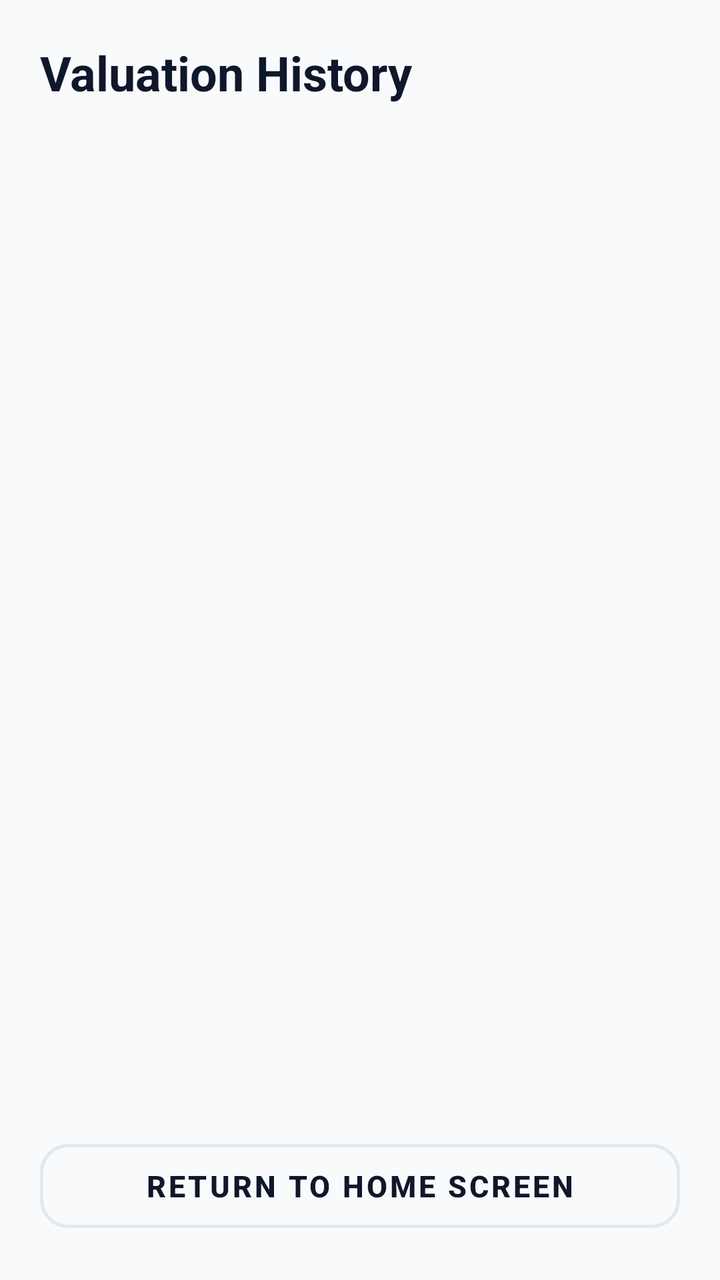
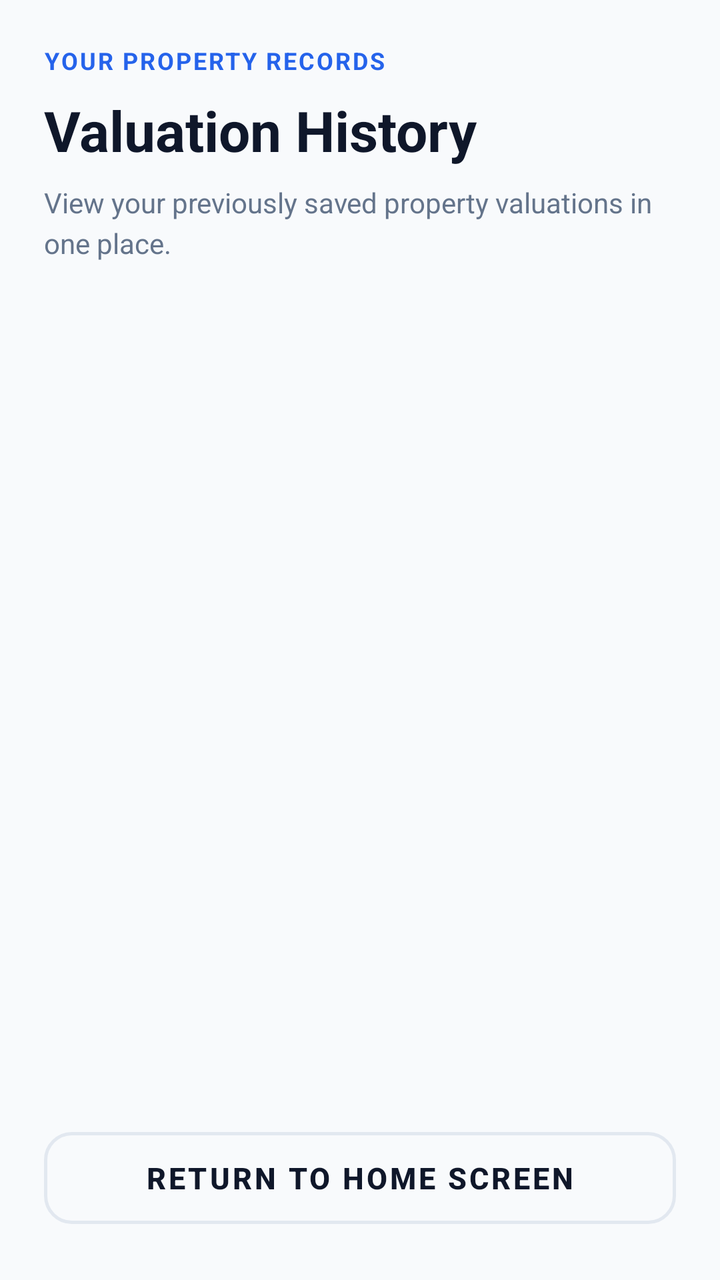

Two renders of the same Android screen: before a commit and after it. Below are the layout's source before the change and the commit's diff.
<!-- AndroidManifest.xml: application theme Theme.Pricely -->
<!-- res/layout/activity_valuation_history.xml -->
<?xml version="1.0" encoding="utf-8"?>
<LinearLayout xmlns:android="http://schemas.android.com/apk/res/android"
    xmlns:app="http://schemas.android.com/apk/res-auto"
    android:layout_width="match_parent"
    android:layout_height="match_parent"
    android:background="@color/bg_light"
    android:orientation="vertical"
    android:padding="20dp">

    <TextView
        android:layout_width="wrap_content"
        android:layout_height="wrap_content"
        android:text="@string/title_valuation_history"
        android:textColor="@color/text_primary"
        android:textSize="24sp"
        android:textStyle="bold"
        android:layout_marginBottom="16dp" />

    
    <LinearLayout
        android:id="@+id/layoutEmptyState"
        android:layout_width="match_parent"
        android:layout_height="0dp"
        android:layout_weight="1"
        android:gravity="center"
        android:orientation="vertical"
        android:padding="16dp"
        android:visibility="gone">

        <com.google.android.material.card.MaterialCardView
            android:layout_width="match_parent"
            android:layout_height="wrap_content"
            app:cardCornerRadius="20dp"
            app:cardElevation="2dp"
            app:cardBackgroundColor="@color/card_bg">

            <LinearLayout
                android:layout_width="match_parent"
                android:layout_height="wrap_content"
                android:gravity="center"
                android:orientation="vertical"
                android:padding="32dp">

                <TextView
                    android:layout_width="wrap_content"
                    android:layout_height="wrap_content"
                    android:text="@string/empty_history_title"
                    android:textColor="@color/text_primary"
                    android:textSize="20sp"
                    android:textStyle="bold"
                    android:layout_marginBottom="12dp" />

                <TextView
                    android:layout_width="wrap_content"
                    android:layout_height="wrap_content"
                    android:text="@string/empty_history_subtitle"
                    android:textColor="@color/text_secondary"
                    android:textSize="14sp"
                    android:gravity="center"
                    android:lineSpacingExtra="4dp" />

            </LinearLayout>
        </com.google.android.material.card.MaterialCardView>

    </LinearLayout>

    
    <androidx.recyclerview.widget.RecyclerView
        android:id="@+id/rvHistoryList"
        android:layout_width="match_parent"
        android:layout_height="0dp"
        android:layout_weight="1"
        android:clipToPadding="false"
        android:paddingBottom="12dp"
        android:visibility="visible" />

    <com.google.android.material.button.MaterialButton
        android:id="@+id/btnHistoryBackHome"
        android:layout_width="match_parent"
        android:layout_height="54dp"
        android:text="@string/btn_back_home"
        android:textColor="@color/primary_navy"
        android:textSize="15sp"
        android:textStyle="bold"
        style="@style/Widget.MaterialComponents.Button.OutlinedButton"
        app:strokeColor="@color/border_color"
        app:strokeWidth="1.5dp"
        app:cornerRadius="14dp" />

</LinearLayout>
<!-- resources referenced by this layout -->
<resources>
  <color name="bg_light">#F8FAFC</color>
  <color name="border_color">#E2E8F0</color>
  <color name="card_bg">#FFFFFF</color>
  <color name="primary_navy">#0F172A</color>
  <color name="text_primary">#0F172A</color>
  <color name="text_secondary">#64748B</color>
  <string name="btn_back_home">Return to Home Screen</string>
  <string name="empty_history_subtitle">You haven\'t evaluated any properties yet. Perform a new property prediction to view your valuation logs here.</string>
  <string name="empty_history_title">No predictions yet.</string>
  <string name="title_valuation_history">Valuation History</string>
  <style name="Theme.Pricely" parent="Theme.MaterialComponents.DayNight.NoActionBar">
          <item name="colorPrimary">@color/accent_blue</item>
          <item name="colorPrimaryVariant">@color/primary_navy</item>
          <item name="colorOnPrimary">@color/card_bg</item>
          <item name="android:statusBarColor">@color/primary_navy</item>
      </style>
  <color name="accent_blue">#2563EB</color>
</resources>

<!-- the commit's change to res/layout/activity_valuation_history.xml (unified diff, before → after) -->
@@ -3,18 +3,38 @@
     xmlns:app="http://schemas.android.com/apk/res-auto"
     android:layout_width="match_parent"
     android:layout_height="match_parent"
+    android:orientation="vertical"
     android:background="@color/bg_light"
-    android:orientation="vertical"
-    android:padding="20dp">
+    android:padding="22dp">
 
+    
     <TextView
         android:layout_width="wrap_content"
         android:layout_height="wrap_content"
+        android:text="YOUR PROPERTY RECORDS"
+        android:textColor="@color/accent_blue"
+        android:textSize="12sp"
+        android:textStyle="bold"
+        android:letterSpacing="0.08"
+        android:layout_marginBottom="8dp" />
+
+    <TextView
+        android:layout_width="match_parent"
+        android:layout_height="wrap_content"
         android:text="@string/title_valuation_history"
         android:textColor="@color/text_primary"
-        android:textSize="24sp"
+        android:textSize="28sp"
         android:textStyle="bold"
-        android:layout_marginBottom="16dp" />
+        android:layout_marginBottom="8dp" />
+
+    <TextView
+        android:layout_width="match_parent"
+        android:layout_height="wrap_content"
+        android:text="View your previously saved property valuations in one place."
+        android:textColor="@color/text_secondary"
+        android:textSize="14sp"
+        android:lineSpacingExtra="4dp"
+        android:layout_marginBottom="24dp" />
 
     
     <LinearLayout
@@ -24,44 +44,58 @@
         android:layout_weight="1"
         android:gravity="center"
         android:orientation="vertical"
-        android:padding="16dp"
+        android:padding="4dp"
         android:visibility="gone">
 
         <com.google.android.material.card.MaterialCardView
             android:layout_width="match_parent"
             android:layout_height="wrap_content"
-            app:cardCornerRadius="20dp"
+            app:cardCornerRadius="24dp"
             app:cardElevation="2dp"
-            app:cardBackgroundColor="@color/card_bg">
+            app:cardBackgroundColor="@color/card_bg"
+            app:strokeColor="#E8EDF5"
+            app:strokeWidth="1dp">
 
             <LinearLayout
                 android:layout_width="match_parent"
                 android:layout_height="wrap_content"
+                android:orientation="vertical"
                 android:gravity="center"
-                android:orientation="vertical"
                 android:padding="32dp">
 
+                
                 <TextView
-                    android:layout_width="wrap_content"
+                    android:layout_width="76dp"
+                    android:layout_height="76dp"
+                    android:gravity="center"
+                    android:text="₹"
+                    android:textColor="@color/accent_blue"
+                    android:textSize="40sp"
+                    android:textStyle="bold"
+                    android:background="#EFF6FF"
+                    android:layout_marginBottom="24dp" />
+
+                <TextView
+                    android:layout_width="match_parent"
                     android:layout_height="wrap_content"
                     android:text="@string/empty_history_title"
                     android:textColor="@color/text_primary"
                     android:textSize="20sp"
                     android:textStyle="bold"
+                    android:gravity="center"
                     android:layout_marginBottom="12dp" />
 
                 <TextView
-                    android:layout_width="wrap_content"
+                    android:layout_width="match_parent"
                     android:layout_height="wrap_content"
                     android:text="@string/empty_history_subtitle"
                     android:textColor="@color/text_secondary"
                     android:textSize="14sp"
                     android:gravity="center"
-                    android:lineSpacingExtra="4dp" />
+                    android:lineSpacingExtra="5dp" />
 
             </LinearLayout>
         </com.google.android.material.card.MaterialCardView>
-
     </LinearLayout>
 
     
@@ -71,18 +105,20 @@
         android:layout_height="0dp"
         android:layout_weight="1"
         android:clipToPadding="false"
-        android:paddingBottom="12dp"
+        android:paddingTop="4dp"
+        android:paddingBottom="16dp"
         android:visibility="visible" />
 
+    
     <com.google.android.material.button.MaterialButton
         android:id="@+id/btnHistoryBackHome"
+        style="@style/Widget.MaterialComponents.Button.OutlinedButton"
         android:layout_width="match_parent"
-        android:layout_height="54dp"
+        android:layout_height="58dp"
         android:text="@string/btn_back_home"
         android:textColor="@color/primary_navy"
         android:textSize="15sp"
         android:textStyle="bold"
-        style="@style/Widget.MaterialComponents.Button.OutlinedButton"
         app:strokeColor="@color/border_color"
         app:strokeWidth="1.5dp"
         app:cornerRadius="14dp" />
<!-- resource entries referenced after the edit -->
@@ -10,11 +10,15 @@
   <string name="empty_history_subtitle">You haven\'t evaluated any properties yet. Perform a new property prediction to view your valuation logs here.</string>
   <string name="empty_history_title">No predictions yet.</string>
   <string name="title_valuation_history">Valuation History</string>
-  <style name="Theme.Pricely" parent="Theme.MaterialComponents.DayNight.NoActionBar">
+  <style name="Theme.Pricely" parent="Theme.MaterialComponents.Light.NoActionBar">
           <item name="colorPrimary">@color/accent_blue</item>
           <item name="colorPrimaryVariant">@color/primary_navy</item>
           <item name="colorOnPrimary">@color/card_bg</item>
           <item name="android:statusBarColor">@color/primary_navy</item>
+          <item name="android:textColorPrimary">@color/text_primary</item>
+          <item name="android:textColorSecondary">@color/text_secondary</item>
+          <item name="android:editTextColor">@color/text_primary</item>
+          <item name="android:windowBackground">@color/bg_light</item>
       </style>
   <color name="accent_blue">#2563EB</color>
 </resources>
